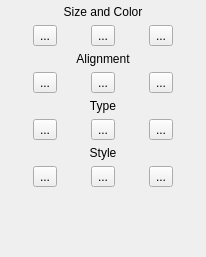
First picture: the form in plugins/simpletextedit/Panel.ui, repository KDE/krita, before the edit.
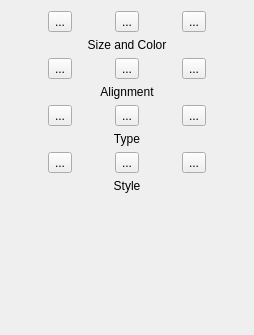
Second picture: the form after the edit.

Commit message: Move the labels to be below the icons, which is more consistent with how it works in most UIs

Patch:
```diff
--- a/plugins/simpletextedit/Panel.ui
+++ b/plugins/simpletextedit/Panel.ui
@@ -5,56 +5,43 @@
    <rect>
     <x>0</x>
     <y>0</y>
-    <width>206</width>
-    <height>257</height>
+    <width>254</width>
+    <height>335</height>
    </rect>
   </property>
   <layout class="QGridLayout" name="gridLayout" >
-   <property name="margin" >
-    <number>5</number>
-   </property>
-   <item row="0" column="0" colspan="3" >
-    <widget class="QLabel" name="label" >
-     <property name="text" >
-      <string>Size and Color</string>
-     </property>
-     <property name="alignment" >
-      <set>Qt::AlignCenter</set>
-     </property>
-    </widget>
-   </item>
-   <item row="1" column="0" >
+   <item row="0" column="0" >
     <widget class="QToolButton" name="sizeUp" >
      <property name="text" >
       <string>...</string>
      </property>
     </widget>
    </item>
-   <item row="1" column="1" >
+   <item row="0" column="1" >
     <widget class="QToolButton" name="sizeDown" >
      <property name="text" >
       <string>...</string>
      </property>
     </widget>
    </item>
-   <item row="1" column="2" >
+   <item row="0" column="2" >
     <widget class="QToolButton" name="color" >
      <property name="text" >
       <string>...</string>
      </property>
     </widget>
    </item>
-   <item row="2" column="0" colspan="3" >
-    <widget class="QLabel" name="label_2" >
+   <item row="1" column="0" colspan="3" >
+    <widget class="QLabel" name="label" >
      <property name="text" >
-      <string>Alignment</string>
+      <string>Size and Color</string>
      </property>
      <property name="alignment" >
       <set>Qt::AlignCenter</set>
      </property>
     </widget>
    </item>
-   <item row="3" column="0" >
+   <item row="2" column="0" >
     <widget class="QToolButton" name="left" >
      <property name="text" >
       <string>...</string>
@@ -64,7 +51,7 @@
      </property>
     </widget>
    </item>
-   <item row="3" column="1" >
+   <item row="2" column="1" >
     <widget class="QToolButton" name="center" >
      <property name="text" >
       <string>...</string>
@@ -74,7 +61,7 @@
      </property>
     </widget>
    </item>
-   <item row="3" column="2" >
+   <item row="2" column="2" >
     <widget class="QToolButton" name="right" >
      <property name="text" >
       <string>...</string>
@@ -84,48 +71,48 @@
      </property>
     </widget>
    </item>
-   <item row="4" column="0" colspan="3" >
-    <widget class="QLabel" name="label_3" >
+   <item row="3" column="0" colspan="3" >
+    <widget class="QLabel" name="label_2" >
      <property name="text" >
-      <string>Type</string>
+      <string>Alignment</string>
      </property>
      <property name="alignment" >
       <set>Qt::AlignCenter</set>
      </property>
     </widget>
    </item>
-   <item row="5" column="0" >
+   <item row="4" column="0" >
     <widget class="QToolButton" name="bold" >
      <property name="text" >
       <string>...</string>
      </property>
     </widget>
    </item>
-   <item row="5" column="1" >
+   <item row="4" column="1" >
     <widget class="QToolButton" name="italic" >
      <property name="text" >
       <string>...</string>
      </property>
     </widget>
    </item>
-   <item row="5" column="2" >
+   <item row="4" column="2" >
     <widget class="QToolButton" name="underline" >
      <property name="text" >
       <string>...</string>
      </property>
     </widget>
    </item>
-   <item row="6" column="0" colspan="3" >
-    <widget class="QLabel" name="label_4" >
+   <item row="5" column="0" colspan="3" >
+    <widget class="QLabel" name="label_3" >
      <property name="text" >
-      <string>Style</string>
+      <string>Type</string>
      </property>
      <property name="alignment" >
       <set>Qt::AlignCenter</set>
      </property>
     </widget>
    </item>
-   <item row="7" column="0" >
+   <item row="6" column="0" >
     <widget class="QToolButton" name="style1" >
      <property name="text" >
       <string>...</string>
@@ -135,7 +122,7 @@
      </property>
     </widget>
    </item>
-   <item row="7" column="1" >
+   <item row="6" column="1" >
     <widget class="QToolButton" name="style2" >
      <property name="text" >
       <string>...</string>
@@ -145,7 +132,7 @@
      </property>
     </widget>
    </item>
-   <item row="7" column="2" >
+   <item row="6" column="2" >
     <widget class="QToolButton" name="style3" >
      <property name="text" >
       <string>...</string>
@@ -155,6 +142,16 @@
      </property>
     </widget>
    </item>
+   <item row="7" column="0" colspan="3" >
+    <widget class="QLabel" name="label_4" >
+     <property name="text" >
+      <string>Style</string>
+     </property>
+     <property name="alignment" >
+      <set>Qt::AlignCenter</set>
+     </property>
+    </widget>
+   </item>
    <item row="8" column="0" colspan="3" >
     <spacer name="verticalSpacer" >
      <property name="orientation" >
```
